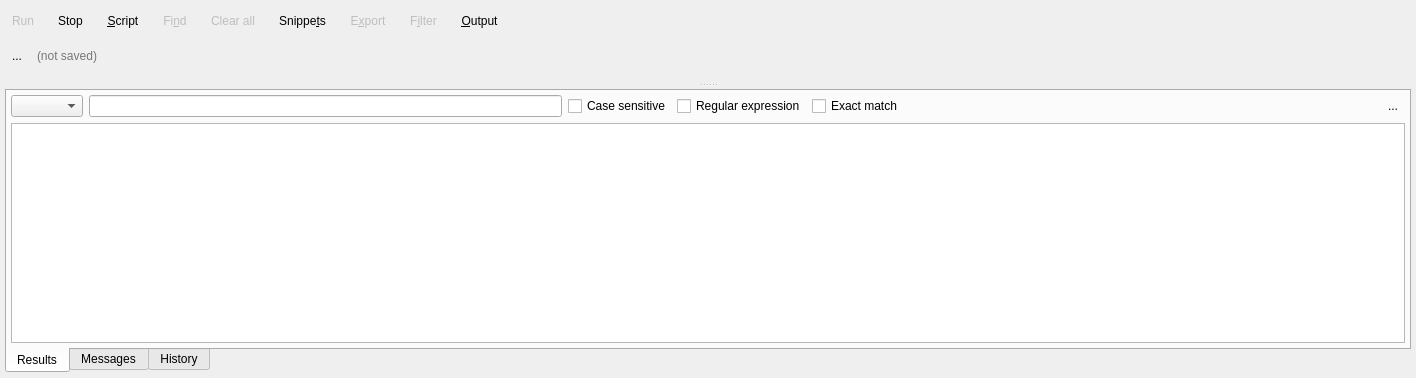
The window that libs/libgui/ui/tools/sqlexecutionwidget.ui (pgmodeler/pgmodeler) describes before a commit, drawn with Qt 5.
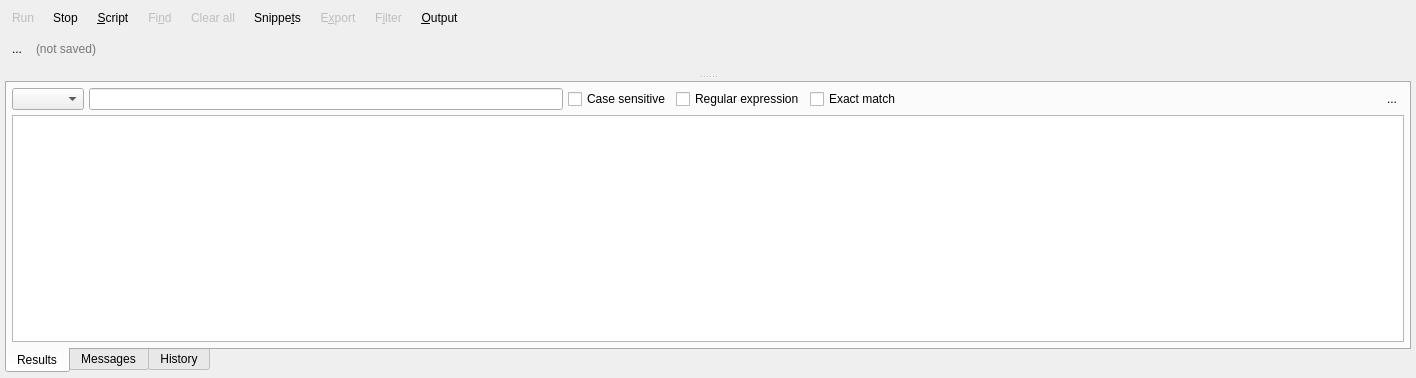
The same window after the commit. Icons and pictures are not drawn.

Commit message: Adjusted the layouts spacing in ui/tools/* and ui/widget/*

What changed in the file:
```diff
--- a/libs/libgui/ui/tools/sqlexecutionwidget.ui
+++ b/libs/libgui/ui/tools/sqlexecutionwidget.ui
@@ -41,6 +41,9 @@
       </size>
      </property>
      <layout class="QHBoxLayout" name="horizontalLayout_3">
+      <property name="spacing">
+       <number>5</number>
+      </property>
       <property name="leftMargin">
        <number>0</number>
       </property>
@@ -116,7 +119,7 @@
    <item row="0" column="0">
     <layout class="QHBoxLayout" name="horizontalLayout">
      <property name="spacing">
-      <number>10</number>
+      <number>5</number>
      </property>
      <item>
       <widget class="QToolButton" name="run_sql_tb">
@@ -530,14 +533,14 @@
         <widget class="QLabel" name="db_icon_lbl">
          <property name="minimumSize">
           <size>
-           <width>32</width>
-           <height>32</height>
+           <width>25</width>
+           <height>25</height>
           </size>
          </property>
          <property name="maximumSize">
           <size>
-           <width>32</width>
-           <height>32</height>
+           <width>25</width>
+           <height>25</height>
           </size>
          </property>
          <property name="text">
@@ -590,6 +593,9 @@
      </property>
      <widget class="QWidget" name="layoutWidget">
       <layout class="QVBoxLayout" name="verticalLayout_2">
+       <property name="spacing">
+        <number>5</number>
+       </property>
        <item>
         <widget class="QWidget" name="sql_cmd_wgt" native="true">
          <property name="enabled">
@@ -667,16 +673,19 @@
              </attribute>
              <layout class="QGridLayout" name="gridLayout_5">
               <property name="leftMargin">
-               <number>4</number>
+               <number>5</number>
               </property>
               <property name="topMargin">
-               <number>4</number>
+               <number>5</number>
               </property>
               <property name="rightMargin">
-               <number>4</number>
+               <number>5</number>
               </property>
               <property name="bottomMargin">
-               <number>4</number>
+               <number>5</number>
+              </property>
+              <property name="spacing">
+               <number>5</number>
               </property>
               <item row="0" column="0">
                <widget class="QWidget" name="filter_wgt" native="true">
@@ -687,6 +696,9 @@
                  </size>
                 </property>
                 <layout class="QHBoxLayout" name="horizontalLayout_5">
+                 <property name="spacing">
+                  <number>5</number>
+                 </property>
                  <property name="leftMargin">
                   <number>0</number>
                  </property>
@@ -815,8 +827,8 @@
                  <property name="bottomMargin">
                   <number>0</number>
                  </property>
-                 <property name="horizontalSpacing">
-                  <number>6</number>
+                 <property name="spacing">
+                  <number>5</number>
                  </property>
                  <item row="2" column="0" colspan="5">
                   <widget class="QTableView" name="results_tbw">
@@ -838,11 +850,8 @@
                    <attribute name="verticalHeaderCascadingSectionResizes">
                     <bool>false</bool>
                    </attribute>
-                   <attribute name="verticalHeaderMinimumSectionSize">
-                    <number>30</number>
-                   </attribute>
-                   <attribute name="verticalHeaderDefaultSectionSize">
-                    <number>30</number>
+                   <attribute name="verticalHeaderStretchLastSection">
+                    <bool>false</bool>
                    </attribute>
                   </widget>
                  </item>
```
Left out of the diff: 26 changed lines with no effect on the pictures. The commit also changes 41 other files.
